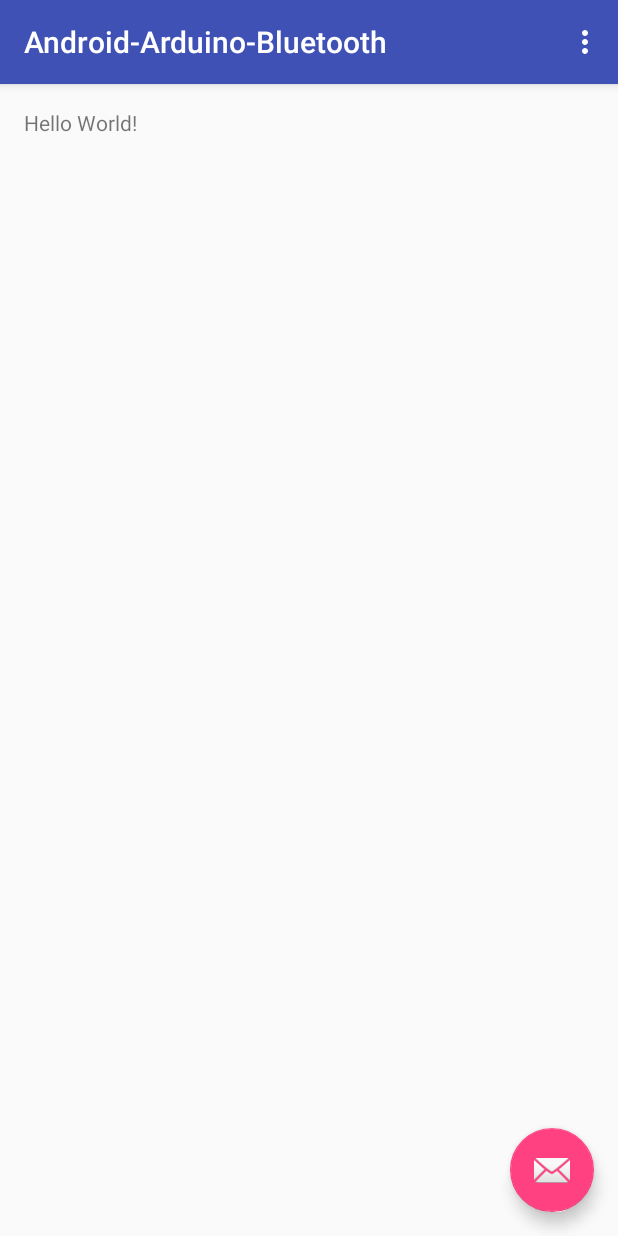
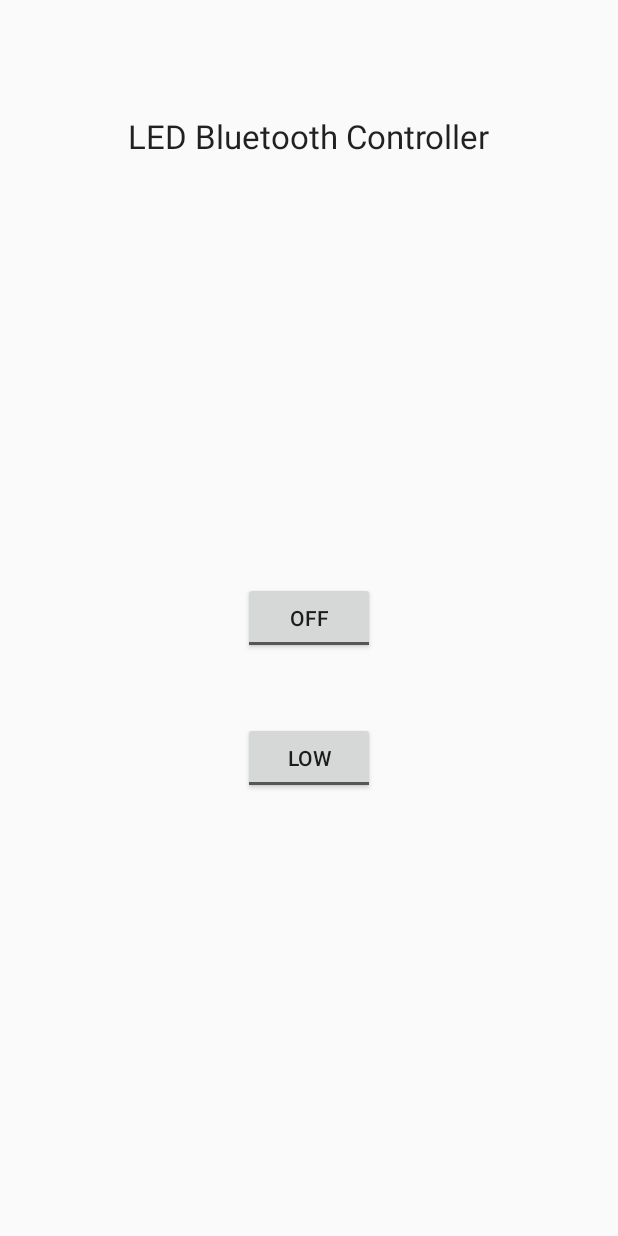
Before and after one commit to adamnolte/android-arduino-bluetooth, an Android app: the screen it shows after launch (MainActivity), on a phone screen of 412 x 824 dp. Run offline under Robolectric (Android 15) with nearby library versions, the light colour scheme and no system bars.

Commit message:
Base Layout

```diff
--- a/app/src/main/java/com/example/adam/android_arduino_bluetooth/MainActivity.java
+++ b/app/src/main/java/com/example/adam/android_arduino_bluetooth/MainActivity.java
@@ -15,17 +15,6 @@ public class MainActivity extends AppCompatActivity {
     protected void onCreate(Bundle savedInstanceState) {
         super.onCreate(savedInstanceState);
         setContentView(R.layout.activity_main);
-        Toolbar toolbar = (Toolbar) findViewById(R.id.toolbar);
-        setSupportActionBar(toolbar);
-
-        FloatingActionButton fab = (FloatingActionButton) findViewById(R.id.fab);
-        fab.setOnClickListener(new View.OnClickListener() {
-            @Override
-            public void onClick(View view) {
-                Snackbar.make(view, "Replace with your own action", Snackbar.LENGTH_LONG)
-                        .setAction("Action", null).show();
-            }
-        });
     }
 
     @Override
--- a/app/src/main/res/layout/activity_main.xml
+++ b/app/src/main/res/layout/activity_main.xml
@@ -12,23 +12,8 @@
         android:layout_height="wrap_content"
         android:theme="@style/AppTheme.AppBarOverlay">
 
-        <android.support.v7.widget.Toolbar
-            android:id="@+id/toolbar"
-            android:layout_width="match_parent"
-            android:layout_height="?attr/actionBarSize"
-            android:background="?attr/colorPrimary"
-            app:popupTheme="@style/AppTheme.PopupOverlay" />
-
     </android.support.design.widget.AppBarLayout>
 
     <include layout="@layout/content_main" />
 
-    <android.support.design.widget.FloatingActionButton
-        android:id="@+id/fab"
-        android:layout_width="wrap_content"
-        android:layout_height="wrap_content"
-        android:layout_gravity="bottom|end"
-        android:layout_margin="@dimen/fab_margin"
-        android:src="@android:drawable/ic_dialog_email" />
-
 </android.support.design.widget.CoordinatorLayout>
--- a/app/src/main/res/layout/content_main.xml
+++ b/app/src/main/res/layout/content_main.xml
@@ -12,8 +12,34 @@
     tools:context="com.example.adam.android_arduino_bluetooth.MainActivity"
     tools:showIn="@layout/activity_main">
 
+    <ToggleButton
+        android:layout_width="wrap_content"
+        android:layout_height="wrap_content"
+        android:text="ON/OFF"
+        android:id="@+id/toggleButton"
+        android:layout_centerVertical="true"
+        android:layout_centerHorizontal="true"
+        android:textOff="Off"
+        android:textOn="On" />
+
+    <ToggleButton
+        android:layout_width="wrap_content"
+        android:layout_height="wrap_content"
+        android:text="LOW/HIGH"
+        android:id="@+id/toggleButton2"
+        android:layout_below="@+id/toggleButton"
+        android:layout_centerHorizontal="true"
+        android:layout_marginTop="45dp"
+        android:textOff="Low"
+        android:textOn="High" />
+
     <TextView
         android:layout_width="wrap_content"
         android:layout_height="wrap_content"
-        android:text="Hello World!" />
+        android:textAppearance="?android:attr/textAppearanceLarge"
+        android:text="LED Bluetooth Controller"
+        android:id="@+id/textView"
+        android:layout_alignParentTop="true"
+        android:layout_centerHorizontal="true"
+        android:layout_marginTop="60dp" />
 </RelativeLayout>
```
